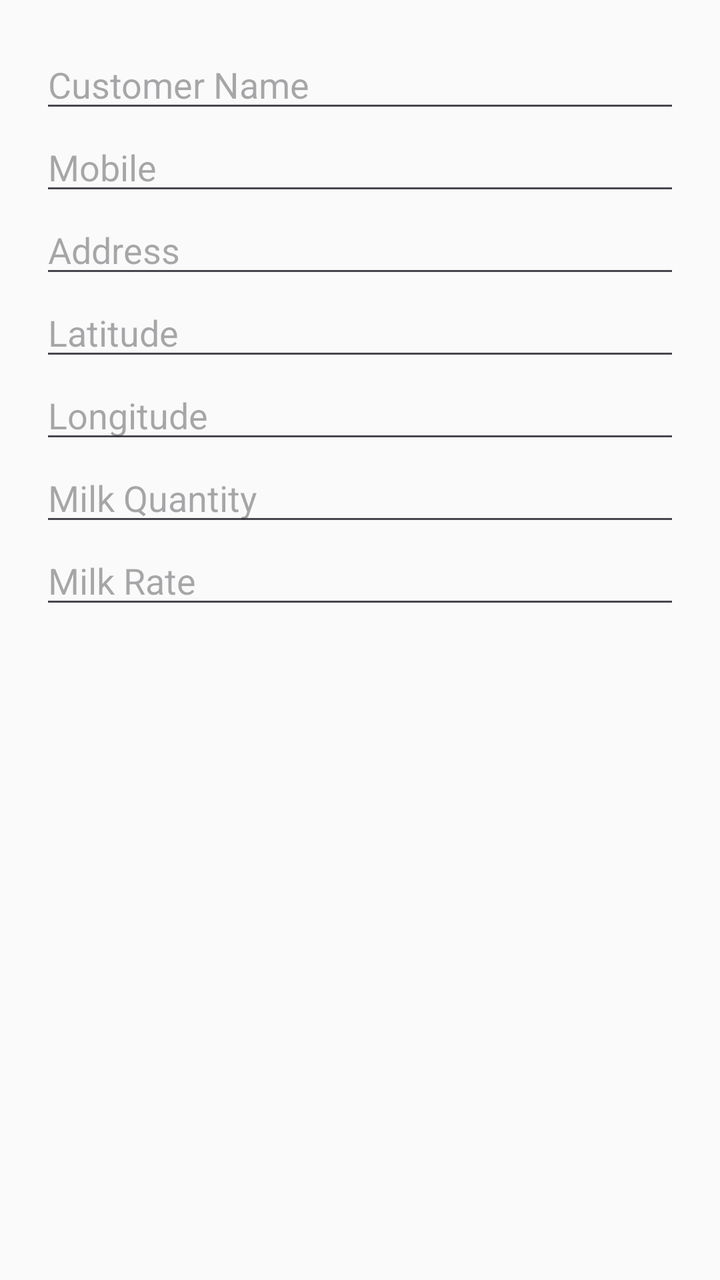
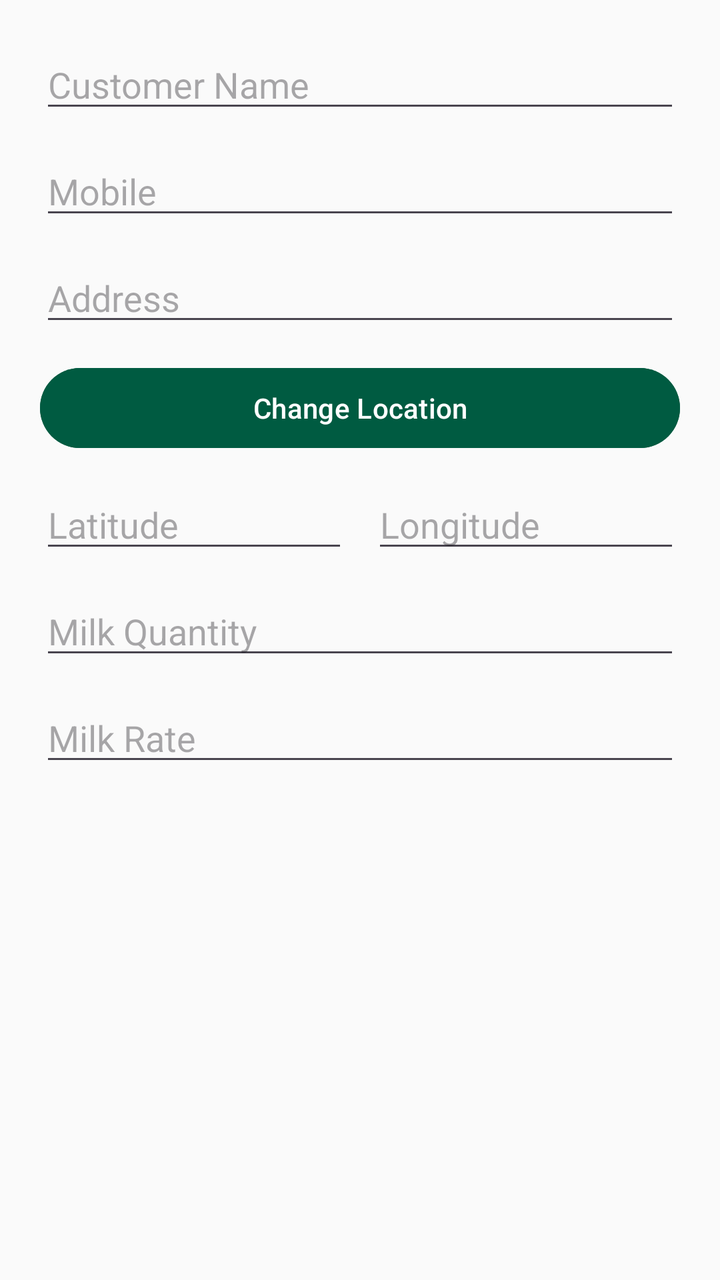

Two renders of the same Android screen: before a commit and after it. Below are the layout's source before the change and the commit's diff.
<!-- AndroidManifest.xml: application theme Theme.MilkDelivery -->
<!-- res/layout/dialog_edit_customer.xml -->
<?xml version="1.0" encoding="utf-8"?>
<LinearLayout
    xmlns:android="http://schemas.android.com/apk/res/android"
    android:layout_width="match_parent"
    android:layout_height="wrap_content"
    android:orientation="vertical"
    android:padding="20dp">

    <EditText
        android:id="@+id/etName"
        android:layout_width="match_parent"
        android:layout_height="wrap_content"
        android:hint="Customer Name"/>

    <EditText
        android:id="@+id/etMobile"
        android:layout_width="match_parent"
        android:layout_height="wrap_content"
        android:hint="Mobile"
        android:inputType="phone"/>

    <EditText
        android:id="@+id/etAddress"
        android:layout_width="match_parent"
        android:layout_height="wrap_content"
        android:hint="Address"/>

    <EditText
        android:id="@+id/etLatitude"
        android:layout_width="match_parent"
        android:layout_height="wrap_content"
        android:hint="Latitude"
        android:inputType="numberDecimal"/>

    <EditText
        android:id="@+id/etLongitude"
        android:layout_width="match_parent"
        android:layout_height="wrap_content"
        android:hint="Longitude"
        android:inputType="numberDecimal"/>

    <EditText
        android:id="@+id/etMilkQuantity"
        android:layout_width="match_parent"
        android:layout_height="wrap_content"
        android:hint="Milk Quantity"
        android:inputType="numberDecimal"/>

    <EditText
        android:id="@+id/etMilkRate"
        android:layout_width="match_parent"
        android:layout_height="wrap_content"
        android:hint="Milk Rate"
        android:inputType="numberDecimal"/>

</LinearLayout>
<!-- resources referenced by this layout -->
<resources>
  <style name="Theme.MilkDelivery" parent="Theme.Material3.DayNight.NoActionBar">
          
          <item name="colorPrimary">@color/primary</item>
          <item name="colorPrimaryDark">@color/primary_dark</item>
          <item name="colorSecondary">@color/secondary</item>
          <item name="android:statusBarColor">@color/primary</item>
          <item name="android:windowLightStatusBar">false</item>
          
          
          <item name="colorSurface">@color/surface</item>
          <item name="colorOnSurface">@color/on_surface</item>
          <item name="android:windowBackground">@color/background</item>
          <item name="colorSurfaceVariant">@color/surface_variant</item>
          <item name="colorOnSurfaceVariant">@color/on_surface_variant</item>
          
          
          <item name="materialCardViewStyle">@style/Widget.Material3.CardView.Elevated</item>
      </style>
  <color name="primary">#005B41</color>
  <color name="primary_dark">#00402E</color>
  <color name="secondary">#03DAC6</color>
  <color name="surface">#FFFFFF</color>
  <color name="on_surface">#212121</color>
  <color name="background">#FAFAFA</color>
  <color name="surface_variant">#F4F4F4</color>
  <color name="on_surface_variant">#555555</color>
</resources>

<!-- the commit's change to res/layout/dialog_edit_customer.xml (unified diff, before → after) -->
@@ -1,6 +1,5 @@
 <?xml version="1.0" encoding="utf-8"?>
-<LinearLayout
-    xmlns:android="http://schemas.android.com/apk/res/android"
+<LinearLayout xmlns:android="http://schemas.android.com/apk/res/android"
     android:layout_width="match_parent"
     android:layout_height="wrap_content"
     android:orientation="vertical"
@@ -10,47 +9,75 @@
         android:id="@+id/etName"
         android:layout_width="match_parent"
         android:layout_height="wrap_content"
-        android:hint="Customer Name"/>
+        android:hint="Customer Name"
+        android:inputType="textPersonName" />
 
     <EditText
         android:id="@+id/etMobile"
         android:layout_width="match_parent"
         android:layout_height="wrap_content"
+        android:layout_marginTop="12dp"
         android:hint="Mobile"
-        android:inputType="phone"/>
+        android:inputType="phone" />
 
     <EditText
         android:id="@+id/etAddress"
         android:layout_width="match_parent"
         android:layout_height="wrap_content"
-        android:hint="Address"/>
+        android:layout_marginTop="12dp"
+        android:hint="Address"
+        android:inputType="text" />
 
-    <EditText
-        android:id="@+id/etLatitude"
+    <Button
+        android:id="@+id/btnChangeLocation"
         android:layout_width="match_parent"
         android:layout_height="wrap_content"
-        android:hint="Latitude"
-        android:inputType="numberDecimal"/>
+        android:layout_marginTop="12dp"
+        android:backgroundTint="@color/primary"
+        android:text="Change Location"
+        android:textAllCaps="false"
+        android:textColor="@android:color/white" />
 
-    <EditText
-        android:id="@+id/etLongitude"
+    <LinearLayout
         android:layout_width="match_parent"
         android:layout_height="wrap_content"
-        android:hint="Longitude"
-        android:inputType="numberDecimal"/>
+        android:layout_marginTop="12dp"
+        android:orientation="horizontal">
+
+        <EditText
+            android:id="@+id/etLatitude"
+            android:layout_width="0dp"
+            android:layout_height="wrap_content"
+            android:layout_weight="1"
+            android:layout_marginEnd="6dp"
+            android:hint="Latitude"
+            android:inputType="numberDecimal" />
+
+        <EditText
+            android:id="@+id/etLongitude"
+            android:layout_width="0dp"
+            android:layout_height="wrap_content"
+            android:layout_weight="1"
+            android:layout_marginStart="6dp"
+            android:hint="Longitude"
+            android:inputType="numberDecimal" />
+
+    </LinearLayout>
 
     <EditText
         android:id="@+id/etMilkQuantity"
         android:layout_width="match_parent"
         android:layout_height="wrap_content"
+        android:layout_marginTop="12dp"
         android:hint="Milk Quantity"
-        android:inputType="numberDecimal"/>
+        android:inputType="numberDecimal" />
 
     <EditText
         android:id="@+id/etMilkRate"
         android:layout_width="match_parent"
         android:layout_height="wrap_content"
+        android:layout_marginTop="12dp"
         android:hint="Milk Rate"
-        android:inputType="numberDecimal"/>
+        android:inputType="numberDecimal" />
 
 </LinearLayout>
